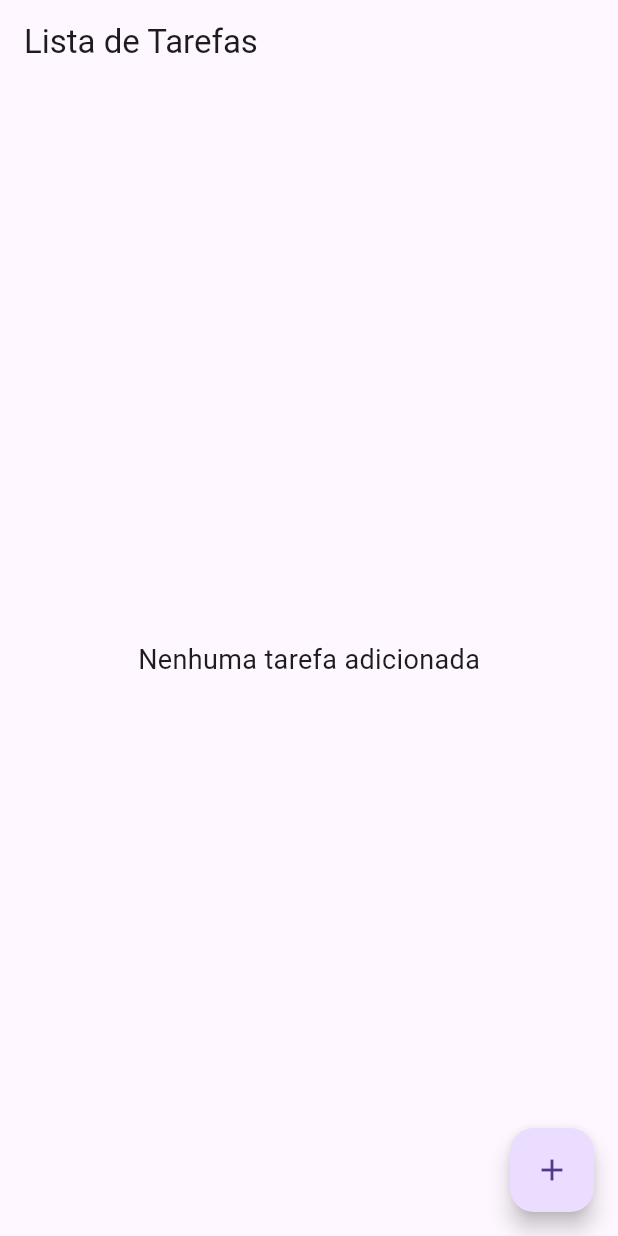
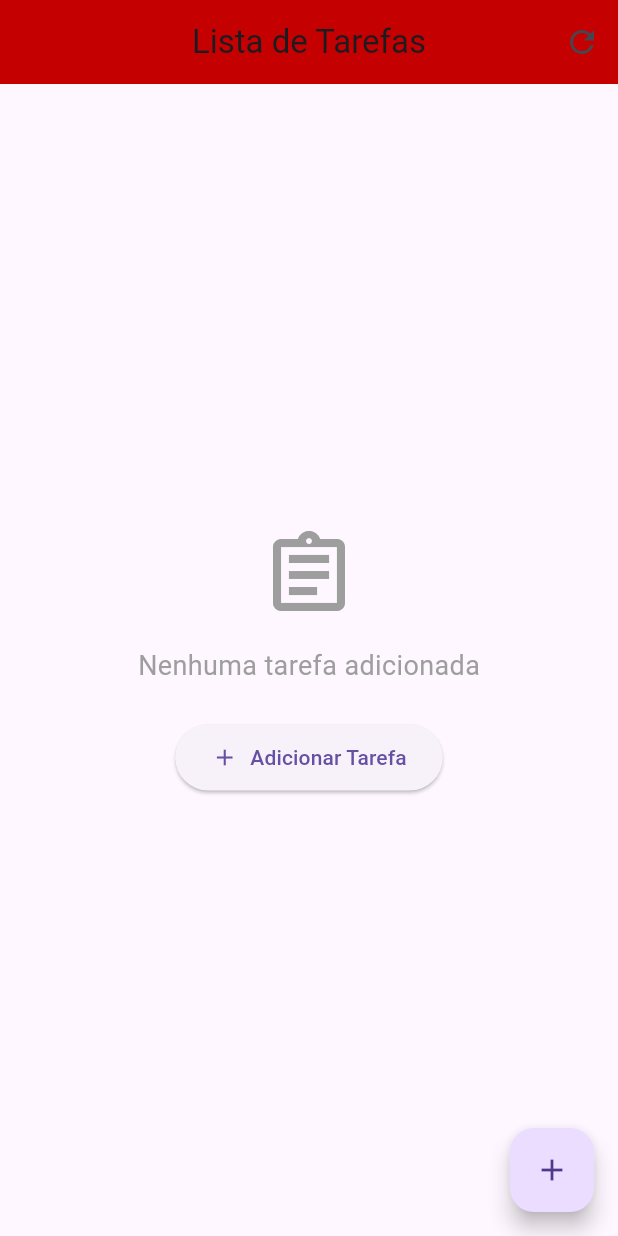
Before and after one commit to ViniPortoDev/bloc_todo_app, a Flutter app: the screen it shows after launch, on a phone screen of 412 x 824 dp. Run offline on Flutter 3.47's test engine with Material 3 defaults, Android fonts, the light colour scheme and no system bars; our stand-ins replace equatable, flutter_bloc.

Commit message:
fixed state dont changed

```diff
--- a/lib/main.dart
+++ b/lib/main.dart
@@ -1,3 +1,4 @@
+import 'package:estudos_bloc/bloc/todo_event.dart';
 import 'package:flutter/material.dart';
 import 'package:flutter_bloc/flutter_bloc.dart';
 import 'bloc/todo_bloc.dart';
@@ -13,12 +14,27 @@ class MyApp extends StatelessWidget {
   @override
   Widget build(BuildContext context) {
     return BlocProvider(
-      create: (context) => TodoBloc(),
+      create: (context) {
+        // Criamos o TodoBloc e imediatamente disparamos o evento LoadTodos
+        final bloc = TodoBloc();
+        bloc.add(const LoadTodos());
+        return bloc;
+      },
       child: MaterialApp(
         title: 'Todo BLoC App',
         theme: ThemeData(
           primarySwatch: Colors.blue,
           visualDensity: VisualDensity.adaptivePlatformDensity,
+          // Adicionando alguns elementos de tema para melhorar a aparência
+          appBarTheme: const AppBarTheme(
+            centerTitle: true,
+            elevation: 0,
+          ),
+          elevatedButtonTheme: ElevatedButtonThemeData(
+            style: ElevatedButton.styleFrom(
+              padding: const EdgeInsets.symmetric(horizontal: 24, vertical: 12),
+            ),
+          ),
         ),
         home: const TodoListScreen(),
       ),
--- a/lib/screens/todo_list_screen.dart
+++ b/lib/screens/todo_list_screen.dart
@@ -7,28 +7,80 @@ import '../widgets/todo_item.dart';
 import 'add_todo_screen.dart';
 
 class TodoListScreen extends StatelessWidget {
-  const TodoListScreen({Key? key}) : super(key: key);
+  const TodoListScreen({super.key});
 
   @override
   Widget build(BuildContext context) {
     return Scaffold(
       appBar: AppBar(
         title: const Text('Lista de Tarefas'),
+        backgroundColor: const Color(0xffC40000),
+        actions: [
+          // Adicionando botão de atualização manual
+          IconButton(
+            icon: const Icon(Icons.refresh),
+            onPressed: () {
+              context.read<TodoBloc>().add(const LoadTodos());
+            },
+          ),
+        ],
       ),
-      body: BlocBuilder<TodoBloc, TodoState>(
+      body: BlocConsumer<TodoBloc, TodoState>(
+        // BlocConsumer nos permite reagir a mudanças de estado além de construir a UI
+        listener: (context, state) {
+          // Podemos reagir a estados específicos aqui
+          if (state is TodosError) {
+            ScaffoldMessenger.of(context).showSnackBar(
+              SnackBar(
+                content: Text('Erro: ${state.message}'),
+                backgroundColor: Colors.red,
+              ),
+            );
+          }
+        },
         builder: (context, state) {
+          // Carrega a lista de tarefas quando o aplicativo iniciar
           if (state is TodosInitial) {
-            // Carrega a lista de tarefas quando o aplicativo iniciar
             context.read<TodoBloc>().add(const LoadTodos());
             return const Center(child: CircularProgressIndicator());
-          } else if (state is TodosLoading) {
+          }
+
+          // Exibe um indicador de carregamento enquanto processa
+          else if (state is TodosLoading) {
             return const Center(child: CircularProgressIndicator());
-          } else if (state is TodosLoaded) {
+          }
+
+          // Exibe a lista de tarefas
+          else if (state is TodosLoaded) {
             return state.todos.isEmpty
-                ? const Center(
-                    child: Text(
-                      'Nenhuma tarefa adicionada',
-                      style: TextStyle(fontSize: 18),
+                ? Center(
+                    child: Column(
+                      mainAxisAlignment: MainAxisAlignment.center,
+                      children: [
+                        const Icon(
+                          Icons.assignment_outlined,
+                          size: 64,
+                          color: Colors.grey,
+                        ),
+                        const SizedBox(height: 16),
+                        const Text(
+                          'Nenhuma tarefa adicionada',
+                          style: TextStyle(fontSize: 18, color: Colors.grey),
+                        ),
+                        const SizedBox(height: 24),
+                        ElevatedButton.icon(
+                          icon: const Icon(Icons.add),
+                          label: const Text('Adicionar Tarefa'),
+                          onPressed: () {
+                            Navigator.push(
+                              context,
+                              MaterialPageRoute(
+                                builder: (context) => const AddTodoScreen(),
+                              ),
+                            );
+                          },
+                        ),
+                      ],
                     ),
                   )
                 : ListView.builder(
@@ -37,14 +89,32 @@ class TodoListScreen extends StatelessWidget {
                       return TodoItem(todo: state.todos[index]);
                     },
                   );
-          } else if (state is TodosError) {
+          }
+
+          // Exibe mensagem de erro
+          else if (state is TodosError) {
             return Center(
-              child: Text(
-                'Erro: ${state.message}',
-                style: const TextStyle(color: Colors.red),
+              child: Column(
+                mainAxisAlignment: MainAxisAlignment.center,
+                children: [
+                  const Icon(Icons.error_outline, size: 48, color: Colors.red),
+                  const SizedBox(height: 16),
+                  Text(
+                    'Erro: ${state.message}',
+                    style: const TextStyle(color: Colors.red),
+                  ),
+                  const SizedBox(height: 16),
+                  ElevatedButton(
+                    onPressed: () {
+                      context.read<TodoBloc>().add(const LoadTodos());
+                    },
+                    child: const Text('Tentar novamente'),
+                  ),
+                ],
               ),
             );
           }
+
           return const SizedBox.shrink();
         },
       ),
--- a/lib/widgets/todo_item.dart
+++ b/lib/widgets/todo_item.dart
@@ -7,7 +7,7 @@ import '../models/todo_model.dart';
 class TodoItem extends StatelessWidget {
   final Todo todo;
 
-  const TodoItem({Key? key, required this.todo}) : super(key: key);
+  const TodoItem({super.key, required this.todo});
 
   @override
   Widget build(BuildContext context) {
```
Also changed, not shown: lib/bloc/todo_bloc.dart (+48 -38 lines), lib/screens/add_todo_screen.dart (+15 -3 lines), lib/bloc/todo_event.dart (line endings or trailing spaces).
